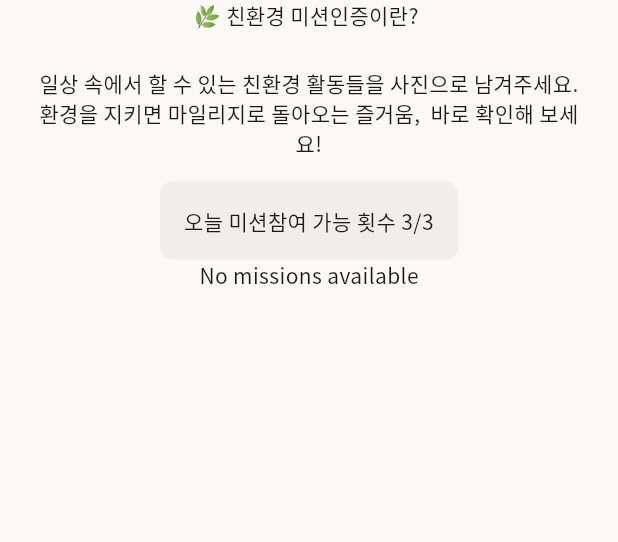
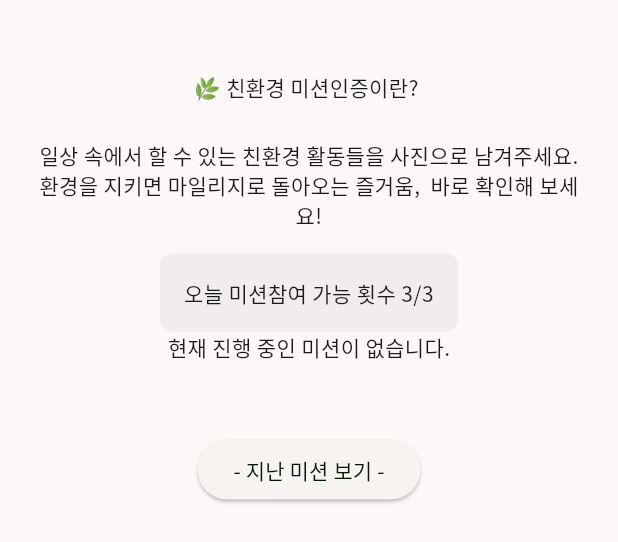
Before and after one commit to codegreensquare-hub/esg_mobile, a Flutter app: the MissionParticipationTab widget shown alone on an empty page, opened directly, on a phone screen of 412 x 824 dp. Shown: the top 542 px of the screen. Run offline on Flutter 3.47's test engine with Material 3 defaults, Android fonts, the phone set to English and light mode, and no system bars; our stand-ins replace animated_toggle_switch, cached_network_image, flutter_dotenv, go_router, supabase, supabase_flutter; missing offline and left inert: supabase_codegen; accounts and stored records are empty; statements that could not run were skipped.

```diff
--- /dev/null
+++ b/lib/core/enums/mission_status.dart
@@ -0,0 +1,5 @@
+enum MissionStatus {
+  current,
+  past,
+  upcoming,
+}
--- a/lib/core/services/database/mission.row.service.dart
+++ b/lib/core/services/database/mission.row.service.dart
@@ -1,5 +1,6 @@
 import 'package:supabase/supabase.dart';
 
+import 'package:esg_mobile/core/enums/mission_status.dart';
 import 'package:esg_mobile/data/models/supabase/database.dart';
 
 typedef _FilterStep =
@@ -40,11 +41,15 @@ class MissionRowService {
     MissionType? type,
     MissionPublicity? publicity,
     bool? isPublished,
+    DateTime? lastActiveDateBefore,
+    DateTime? lastActiveDateAfter,
+    MissionStatus? status,
     int? limit,
     int? offset,
     String orderBy = MissionRow.orderField,
     bool ascending = true,
   }) async {
+    final now = DateTime.now().toIso8601String().split('T')[0];
     final filters = <_FilterStep>[
       if (type != null)
         (builder) => builder.eq(MissionRow.typeField, type.name),
@@ -52,6 +57,22 @@ class MissionRowService {
         (builder) => builder.eq(MissionRow.publicityField, publicity.name),
       if (isPublished != null)
         (builder) => builder.eq(MissionRow.isPublishedField, isPublished),
+      if (lastActiveDateBefore != null)
+        (builder) => builder.lt(
+          MissionRow.lastActiveDateField,
+          lastActiveDateBefore.toIso8601String().split('T')[0],
+        ),
+      if (lastActiveDateAfter != null)
+        (builder) => builder.gte(
+          MissionRow.lastActiveDateField,
+          lastActiveDateAfter.toIso8601String().split('T')[0],
+        ),
+      if (status == MissionStatus.current)
+        (builder) => builder
+            .lte(MissionRow.startActiveDateField, now)
+            .gte(MissionRow.lastActiveDateField, now),
+      if (status == MissionStatus.past)
+        (builder) => builder.lt(MissionRow.lastActiveDateField, now),
     ];
     print('Filters applied: $filters');
 
--- a/lib/presentation/screens/green_square/mission_participation.tab.dart
+++ b/lib/presentation/screens/green_square/mission_participation.tab.dart
@@ -1,7 +1,8 @@
+import 'package:esg_mobile/core/enums/mission_status.dart';
 import 'package:esg_mobile/core/services/database/mission.row.service.dart';
 import 'package:esg_mobile/data/models/supabase/database.dart';
-import 'package:esg_mobile/data/models/supabase/tables/mission.dart';
 import 'package:esg_mobile/presentation/widgets/mission/mission_available.list_tile.dart';
+import 'package:esg_mobile/presentation/widgets/mission/mission_detail.dialog.dart';
 import 'package:flutter/material.dart';
 import 'package:supabase_flutter/supabase_flutter.dart';
 
@@ -15,16 +16,36 @@ class MissionParticipationTab extends StatefulWidget {
 
 class _MissionParticipationTabState extends State<MissionParticipationTab> {
   late final MissionRowService _missionService;
-  late final Future<List<MissionRow>> _missionsFuture;
+
+  List<MissionRow> currentMissions = [];
+  List<MissionRow> pastMissions = [];
+
+  bool showPastMissions = false;
 
   @override
   void initState() {
     super.initState();
     _missionService = MissionRowService(Supabase.instance.client);
-    _missionsFuture = _missionService.fetchList(
+    _fetchCurrentMissions();
+    _fetchPastMissions();
+  }
+
+  void _fetchCurrentMissions() async {
+    currentMissions = await _missionService.fetchList(
       isPublished: true,
+      status: MissionStatus.current,
       publicity: MissionPublicity.public,
     );
+    setState(() {});
+  }
+
+  void _fetchPastMissions() async {
+    pastMissions = await _missionService.fetchList(
+      isPublished: true,
+      status: MissionStatus.past,
+      publicity: MissionPublicity.public,
+    );
+    setState(() {});
   }
 
   @override
@@ -33,6 +54,7 @@ class _MissionParticipationTabState extends State<MissionParticipationTab> {
     final cs = theme.colorScheme;
     return Column(
       children: [
+        SizedBox(height: 48),
         Text('🌿 친환경 미션인증이란? '),
         Container(
           padding: const EdgeInsets.fromLTRB(16, 24, 16, 16),
@@ -58,39 +80,82 @@ class _MissionParticipationTabState extends State<MissionParticipationTab> {
             textAlign: TextAlign.center,
           ),
         ),
-        FutureBuilder<List<MissionRow>>(
-          future: _missionsFuture,
-          builder: (context, snapshot) {
-            if (snapshot.connectionState == ConnectionState.waiting) {
-              return const Center(child: CircularProgressIndicator());
-            } else if (snapshot.hasError) {
-              return Center(
-                child: Text('Error loading missions: ${snapshot.error}'),
-              );
-            } else if (!snapshot.hasData || snapshot.data!.isEmpty) {
-              return const Center(child: Text('No missions available'));
-            } else {
-              final missions = snapshot.data!;
-              return ListView.builder(
+        // Current Missions
+        if (currentMissions.isNotEmpty) ...[
+          const Padding(
+            padding: EdgeInsets.symmetric(vertical: 8),
+            child: Text(
+              '현재 미션',
+              style: TextStyle(fontWeight: FontWeight.bold),
+            ),
+          ),
+          ListView.builder(
             shrinkWrap: true,
             physics: const NeverScrollableScrollPhysics(),
-                itemCount: missions.length,
+            itemCount: currentMissions.length,
             itemBuilder: (context, index) {
-                  final mission = missions[index];
+              final mission = currentMissions[index];
               return MissionAvailableListTile(
                 mission: mission,
                 onTap: (mission) {
-                      // TODO: Handle mission tap, e.g., navigate to participation screen
-                      ScaffoldMessenger.of(context).showSnackBar(
-                        SnackBar(content: Text('Tapped on ${mission.title}')),
+                  Navigator.of(context).push(
+                    MaterialPageRoute(
+                      builder: (context) =>
+                          MissionDetailDialog(mission: mission),
+                    ),
                   );
                 },
               );
             },
+          ),
+        ] else ...[
+          const Center(child: Text('현재 진행 중인 미션이 없습니다.')),
+        ],
+        SizedBox(height: 48),
+        // Button to toggle past missions
+        ElevatedButton(
+          onPressed: () {
+            setState(() {
+              showPastMissions = !showPastMissions;
+            });
+          },
+          child: Text(showPastMissions ? '- 지난 미션 닫기 -' : '- 지난 미션 보기 -'),
+        ),
+
+        // Past Missions
+        if (showPastMissions) ...[
+          const SizedBox(height: 24),
+          const Padding(
+            padding: EdgeInsets.symmetric(vertical: 8),
+            child: Text(
+              '지난 미션',
+              style: TextStyle(fontWeight: FontWeight.bold),
+            ),
+          ),
+          if (pastMissions.isNotEmpty) ...[
+            ListView.builder(
+              shrinkWrap: true,
+              physics: const NeverScrollableScrollPhysics(),
+              itemCount: pastMissions.length,
+              itemBuilder: (context, index) {
+                final mission = pastMissions[index];
+                return MissionAvailableListTile(
+                  mission: mission,
+                  onTap: (mission) {
+                    Navigator.of(context).push(
+                      MaterialPageRoute(
+                        builder: (context) =>
+                            MissionDetailDialog(mission: mission),
+                      ),
                     );
-            }
+                  },
+                );
               },
             ),
+          ] else ...[
+            const Center(child: Text('지난 미션이 없습니다.')),
+          ],
+        ],
       ],
     );
   }
--- a/lib/presentation/widgets/layout/nav_header.delegate.dart
+++ b/lib/presentation/widgets/layout/nav_header.delegate.dart
@@ -56,7 +56,7 @@ class CodeGreenNavHeaderDelegate extends SliverPersistentHeaderDelegate {
     final wideMode = _isWide(currentWidth);
 
     return Material(
-      color: theme.colorScheme.surfaceContainerLow,
+      color: theme.colorScheme.surface,
       elevation: overlapsContent ? 4 : 0,
       child: Center(
         child: Container(
--- a/pubspec.yaml
+++ b/pubspec.yaml
@@ -14,6 +14,8 @@ dependencies:
   flutter:
     sdk: flutter
   flutter_dotenv: ^6.0.0
+  flutter_quill: ^11.5.0
+  flutter_quill_extensions: ^11.0.0
   go_router: ^17.0.0
   supabase: ^2.10.0
   supabase_codegen: ^3.0.1
```
Also changed, not shown: lib/presentation/widgets/mission/mission_available.list_tile.dart (+12 -3 lines), lib/presentation/widgets/mission/mission_detail.dialog.dart (added, +160 -0 lines). Lines whose indentation alone changed are shown as unchanged.
